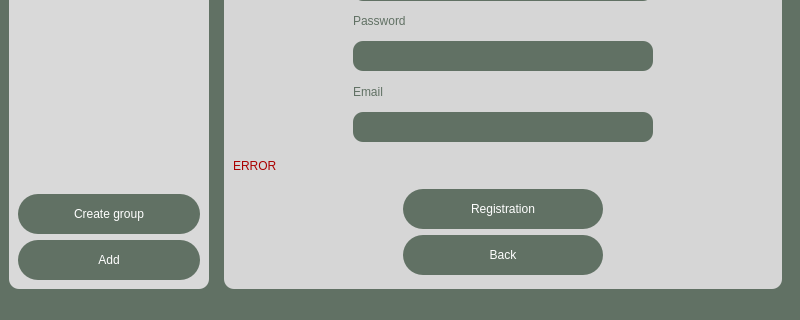
Ssssvhhhhh/SimpleChat, file SimpleChat/mainwindow.ui: the form before one commit; both pictures show x 0 to 800 and y 280 to 600 of the 800 by 600 pixel window.
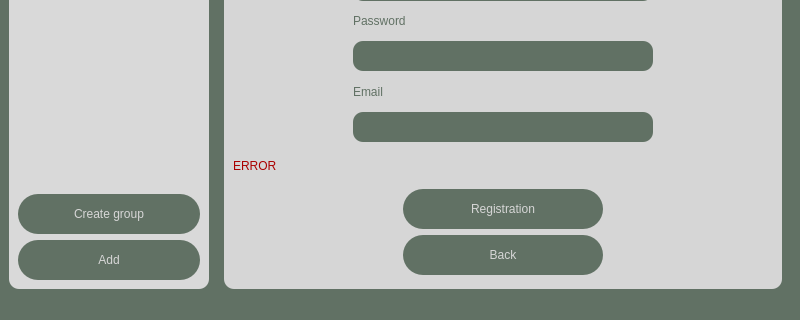
The form after the commit. The open tabs and pages were chosen to show the change. Icons and pictures are not drawn.

```diff
--- a/SimpleChat/mainwindow.ui
+++ b/SimpleChat/mainwindow.ui
@@ -68,10 +68,12 @@
          </property>
          <property name="styleSheet">
           <string notr="true">QPushButton {
-color: rgb(255, 255, 255);
+	color: rgb(214, 214, 214);
 background-color: #617164;
-
-border-radius: 20px;                    
+border: none;
+border-radius: 20px;               
+    
+	font: 15pt &quot;Showcard Gothic&quot;;
 }
 QPushButton:hover {
 color: rgb(255, 255, 255);
@@ -104,10 +106,12 @@
          </property>
          <property name="styleSheet">
           <string notr="true">QPushButton {
-color: rgb(255, 255, 255);
+	color: rgb(214, 214, 214);
 background-color: #617164;
-
-border-radius: 20px;                    
+border: none;
+border-radius: 20px;               
+    
+	font: 15pt &quot;Showcard Gothic&quot;;
 }
 QPushButton:hover {
 color: rgb(255, 255, 255);
@@ -1290,10 +1294,12 @@
                     </property>
                     <property name="styleSheet">
                      <string notr="true">QPushButton {
-color: rgb(255, 255, 255);
+	color: rgb(214, 214, 214);
 background-color: #617164;
-
-border-radius: 20px;                    
+border: none;
+border-radius: 20px;               
+    
+	font: 15pt &quot;Showcard Gothic&quot;;
 }
 QPushButton:hover {
 color: rgb(255, 255, 255);
@@ -1329,10 +1335,12 @@
                     </property>
                     <property name="styleSheet">
                      <string notr="true">QPushButton {
-color: rgb(255, 255, 255);
+	color: rgb(214, 214, 214);
 background-color: #617164;
-
-border-radius: 20px;                    
+border: none;
+border-radius: 20px;               
+    
+	font: 15pt &quot;Showcard Gothic&quot;;
 }
 QPushButton:hover {
 color: rgb(255, 255, 255);
```
Left out of the diff: 158 changed lines with no effect on the pictures.
